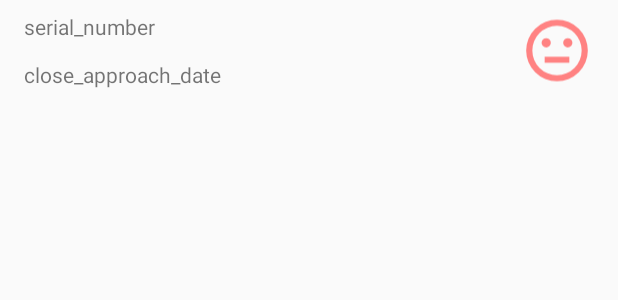
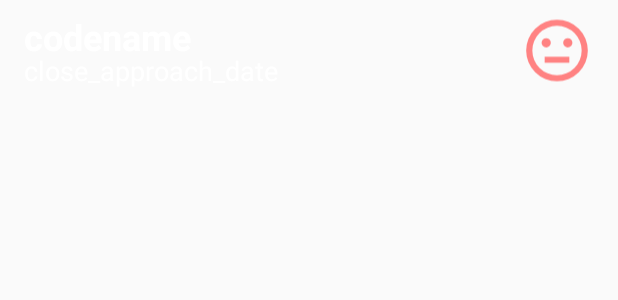
Before and after one commit to hoorayphyer/AsteroidRadar, an Android app: the layout list_item_asteroid.xml on its own in the app's theme, with its tools: preview values and no code run, on a phone screen of 412 x 824 dp. Shown: the top 300 px of the screen. Run offline under Robolectric (Android 15) with nearby library versions, the phone set to English and light mode, and no system bars.

Commit message:
added PictureOfDay, but didn't quite make it work

```diff
--- a/app/build.gradle
+++ b/app/build.gradle
@@ -39,7 +39,7 @@ dependencies {
     implementation "org.jetbrains.kotlin:kotlin-stdlib-jdk7:$kotlin_version"
     implementation 'androidx.appcompat:appcompat:1.2.0'
     implementation 'androidx.core:core-ktx:1.3.2'
-    implementation 'androidx.constraintlayout:constraintlayout:2.1.0-beta01'
+    implementation 'androidx.constraintlayout:constraintlayout:2.1.0-beta02'
 
     implementation "androidx.lifecycle:lifecycle-viewmodel-ktx:2.3.1"
     implementation "androidx.lifecycle:lifecycle-livedata-ktx:2.3.1"
@@ -61,6 +61,7 @@ dependencies {
     implementation "androidx.recyclerview:recyclerview:1.2.0"
 
     implementation 'com.squareup.picasso:picasso:2.5.2'
+    implementation 'com.github.bumptech.glide:glide:4.12.0'
 
     implementation "androidx.room:room-runtime:2.3.0"
     kapt "androidx.room:room-compiler:2.3.0"
--- a/app/src/main/java/com/udacity/asteroidradar/main/AsteroidAdapter.kt
+++ b/app/src/main/java/com/udacity/asteroidradar/main/AsteroidAdapter.kt
@@ -13,7 +13,7 @@ class AsteroidAdapter : ListAdapter<Asteroid, AsteroidAdapter.ViewHolder,>(DiffC
     class ViewHolder private constructor( val binding : ListItemAsteroidBinding) : RecyclerView.ViewHolder(binding.root) {
 
         fun bind(item: Asteroid) {
-            binding.asteroidSerialNumber.text = item.id.toString()
+            binding.asteroidCodename.text = item.codename
             binding.asteroidCloseApproachDate.text = item.closeApproachDate
             binding.asteroid = item
             binding.executePendingBindings()
--- a/app/src/main/java/com/udacity/asteroidradar/main/MainFragment.kt
+++ b/app/src/main/java/com/udacity/asteroidradar/main/MainFragment.kt
@@ -33,7 +33,7 @@ class MainFragment : Fragment() {
 
         // observation here is such that when viewModel.asteroids gets updated, the recyclerView responds with updated object
         // In this app, the viewModel.asteroids are automatically downloaded daily.
-        viewModel.asteroids.observe(viewLifecycleOwner, {
+        viewModel.repo.asteroids.observe(viewLifecycleOwner, {
             it?.let{
                 asteroids_view.submitList(it)
             }
--- a/app/src/main/java/com/udacity/asteroidradar/main/MainViewModel.kt
+++ b/app/src/main/java/com/udacity/asteroidradar/main/MainViewModel.kt
@@ -15,6 +15,4 @@ class MainViewModelFactory(private val repo : AsteroidRepository) : ViewModelPro
     }
 }
 
-class MainViewModel(private val repo : AsteroidRepository) : ViewModel() {
-    val asteroids : LiveData<List<Asteroid>> = repo.asteroids
-}
+class MainViewModel(val repo : AsteroidRepository) : ViewModel()
--- a/app/src/main/java/com/udacity/asteroidradar/main/RefreshDataWorker.kt
+++ b/app/src/main/java/com/udacity/asteroidradar/main/RefreshDataWorker.kt
@@ -20,6 +20,7 @@ class RefreshDataWorker(appContext: Context, params: WorkerParameters) : Corouti
         val repo = AsteroidRepository(dao)
         return try {
             repo.refreshAsteroids()
+            repo.refreshPictureOfDay()
             Result.success()
         } catch (e: HttpException) {
             Result.retry()
--- a/app/src/main/res/layout/fragment_main.xml
+++ b/app/src/main/res/layout/fragment_main.xml
@@ -6,7 +6,6 @@
         <variable
             name="viewModel"
             type="com.udacity.asteroidradar.main.MainViewModel" />
-
     </data>
 
     <androidx.constraintlayout.widget.ConstraintLayout
@@ -28,6 +27,7 @@
                 android:layout_height="match_parent"
                 android:adjustViewBounds="true"
                 android:scaleType="centerCrop"
+                app:imageUrl="@{viewModel.repo.pictureOfDay.url}"
                 app:srcCompat="@drawable/placeholder_picture_of_day"/>
 
             <TextView
--- a/app/src/main/res/layout/list_item_asteroid.xml
+++ b/app/src/main/res/layout/list_item_asteroid.xml
@@ -11,13 +11,17 @@
 
     <androidx.constraintlayout.widget.ConstraintLayout
         android:layout_width="match_parent"
-        android:layout_height="wrap_content">
+        android:layout_height="wrap_content"
+        android:layout_marginBottom="8dp">
 
         <TextView
-            android:id="@+id/asteroid_serial_number"
+            android:id="@+id/asteroid_codename"
             android:layout_width="wrap_content"
             android:layout_height="wrap_content"
-            android:text="serial_number"
+            android:text="codename"
+            android:textColor="#FFFFFF"
+            android:textSize="24sp"
+            android:textStyle="bold"
             app:layout_constraintStart_toStartOf="@+id/asteroid_close_approach_date"
             app:layout_constraintTop_toTopOf="@+id/imageView" />
 
@@ -25,8 +29,10 @@
             android:id="@+id/asteroid_close_approach_date"
             android:layout_width="wrap_content"
             android:layout_height="wrap_content"
-            android:layout_marginStart="16dp"
+            android:layout_marginStart="@dimen/side_margin"
             android:text="close_approach_date"
+            android:textColor="#FFFFFF"
+            android:textSize="18sp"
             app:layout_constraintBottom_toBottomOf="@+id/imageView"
             app:layout_constraintStart_toStartOf="parent" />
 
@@ -35,13 +41,13 @@
             android:layout_width="49dp"
             android:layout_height="51dp"
             android:layout_marginTop="8dp"
-            android:layout_marginEnd="16dp"
+            android:layout_marginEnd="@dimen/side_margin"
             android:layout_marginBottom="8dp"
             app:layout_constraintBottom_toBottomOf="parent"
             app:layout_constraintEnd_toEndOf="parent"
             app:layout_constraintTop_toTopOf="parent"
             app:srcCompat="@drawable/ic_status_normal"
-            tools:srcCompat="@drawable/ic_status_potentially_hazardous"
-            app:statusIcon="@{asteroid.potentiallyHazardous}"/>
+            app:statusIcon="@{asteroid.potentiallyHazardous}"
+            tools:srcCompat="@drawable/ic_status_potentially_hazardous" />
     </androidx.constraintlayout.widget.ConstraintLayout>
 </layout>
--- /dev/null
+++ b/app/src/main/res/values/dimens.xml
@@ -0,0 +1,4 @@
+<?xml version="1.0" encoding="utf-8"?>
+<resources>
+    <dimen name="side_margin">16dp</dimen>
+</resources>
```
Also changed, not shown: app/src/main/java/com/udacity/asteroidradar/Constants.kt (deleted, +0 -7 lines), app/src/main/java/com/udacity/asteroidradar/api/NetworkUtils.kt (deleted, +0 -57 lines), app/src/main/java/com/udacity/asteroidradar/main/AsteroidDataRepository.kt (+18 -6 lines), app/src/main/java/com/udacity/asteroidradar/main/BindingAdapter.kt (added, +14 -0 lines), app/src/main/java/com/udacity/asteroidradar/network/JsonDataClass.kt (+10 -0 lines), app/src/main/java/com/udacity/asteroidradar/network/OnlineAsteroidsService.kt (+5 -2 lines).
